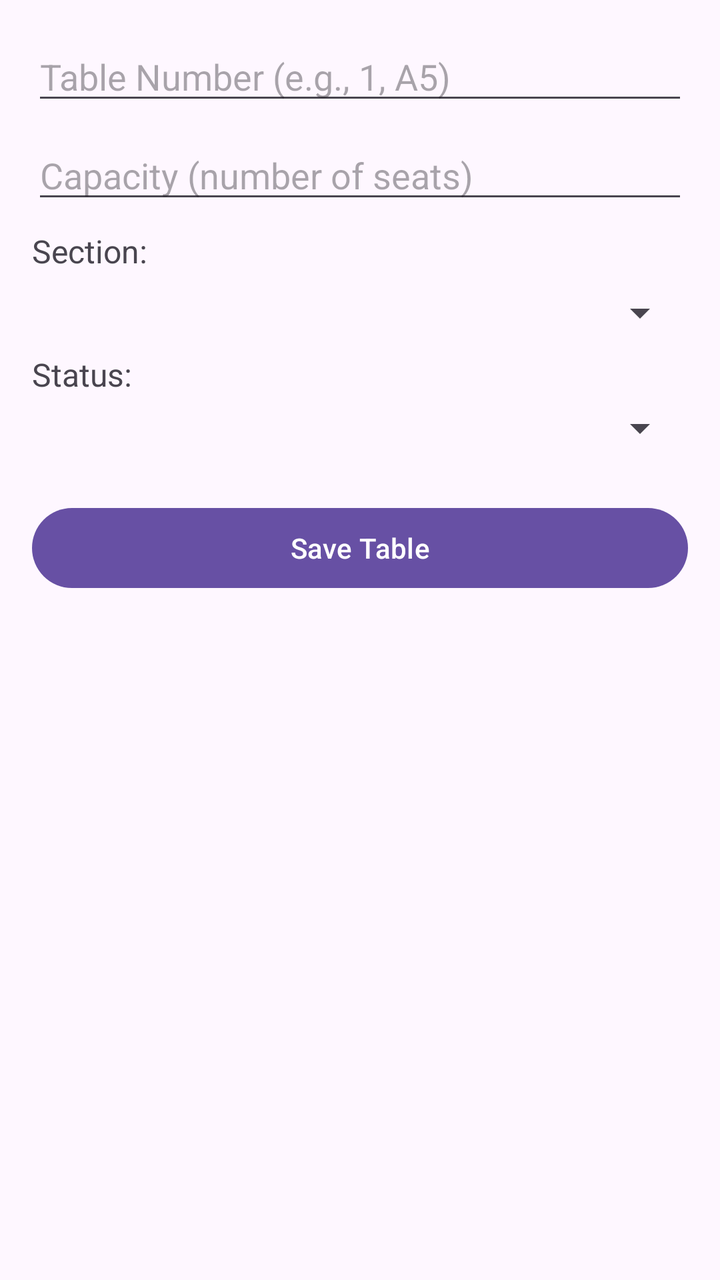
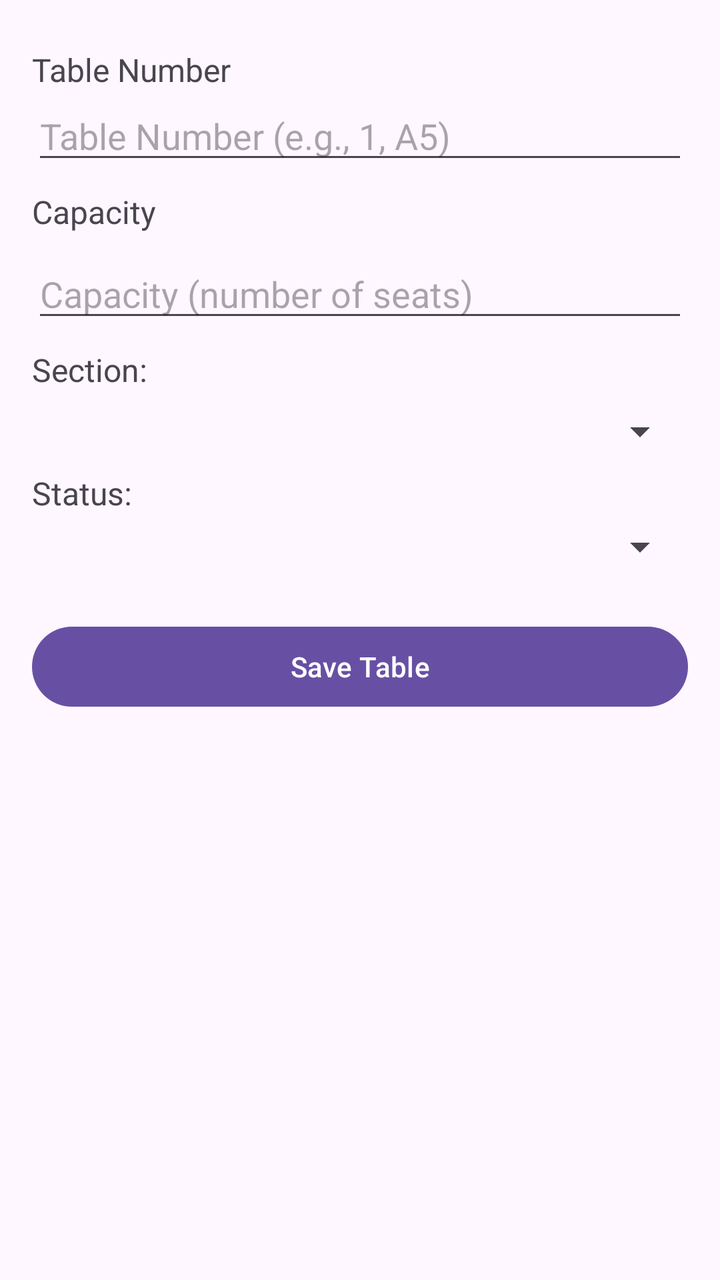

The first picture is an Android layout as it rendered before a commit; the second is the same layout after the commit. The layout source and the unified diff follow.
<!-- AndroidManifest.xml: application theme Theme.OrderManApp -->
<!-- res/layout/activity_add_edit_table.xml -->
<?xml version="1.0" encoding="utf-8"?>
<LinearLayout xmlns:android="http://schemas.android.com/apk/res/android"
    xmlns:app="http://schemas.android.com/apk/res-auto"
    xmlns:tools="http://schemas.android.com/tools"
    android:layout_width="match_parent"
    android:layout_height="match_parent"
    android:orientation="vertical"
    android:padding="16dp"
    tools:context=".AddEditTableActivity">

    <EditText
        android:id="@+id/edit_text_table_number"
        android:layout_width="match_parent"
        android:layout_height="wrap_content"
        android:hint="Table Number (e.g., 1, A5)"
        android:inputType="text" />

    <EditText
        android:id="@+id/edit_text_table_capacity"
        android:layout_width="match_parent"
        android:layout_height="wrap_content"
        android:hint="Capacity (number of seats)"
        android:inputType="number"
        android:layout_marginTop="8dp"/>

    <TextView
        android:layout_width="wrap_content"
        android:layout_height="wrap_content"
        android:text="Section:"
        android:textSize="16sp"
        android:layout_marginTop="8dp"/>

    <Spinner
        android:id="@+id/spinner_table_section"
        android:layout_width="match_parent"
        android:layout_height="wrap_content"
        android:textSize="16sp"
        android:layout_marginTop="8dp" />


    <TextView
        android:layout_width="wrap_content"
        android:layout_height="wrap_content"
        android:text="Status:"
        android:textSize="16sp"
        android:layout_marginTop="8dp"/>

    <Spinner
        android:id="@+id/spinner_table_status"
        android:layout_width="match_parent"
        android:layout_height="wrap_content"
        android:layout_marginTop="4dp"/>

    <Button
        android:id="@+id/button_save_table"
        android:layout_width="match_parent"
        android:layout_height="wrap_content"
        android:layout_marginTop="24dp"
        android:text="Save Table"/>

</LinearLayout>
<!-- resources referenced by this layout -->
<resources>
  <style name="Theme.OrderManApp" parent="Base.Theme.OrderManApp" />
  <style name="Base.Theme.OrderManApp" parent="Theme.Material3.DayNight.NoActionBar">
          
          
      </style>
</resources>

<!-- the commit's change to res/layout/activity_add_edit_table.xml (unified diff, before → after) -->
@@ -8,12 +8,26 @@
     android:padding="16dp"
     tools:context=".AddEditTableActivity">
 
+    <TextView
+        android:layout_width="wrap_content"
+        android:layout_height="wrap_content"
+        android:text="Table Number"
+        android:textSize="16sp"
+        android:layout_marginTop="8dp"/>
+
     <EditText
         android:id="@+id/edit_text_table_number"
         android:layout_width="match_parent"
         android:layout_height="wrap_content"
         android:hint="Table Number (e.g., 1, A5)"
         android:inputType="text" />
+
+    <TextView
+        android:layout_width="wrap_content"
+        android:layout_height="wrap_content"
+        android:text="Capacity"
+        android:textSize="16sp"
+        android:layout_marginTop="8dp"/>
 
     <EditText
         android:id="@+id/edit_text_table_capacity"
